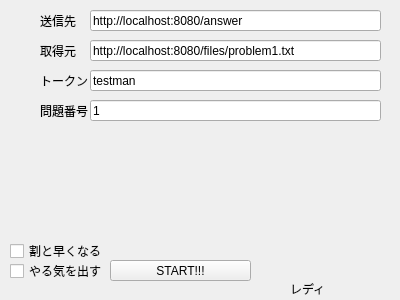
First picture: the form in slave/slave.ui, repository tnct-spc/procon2015, before the edit.
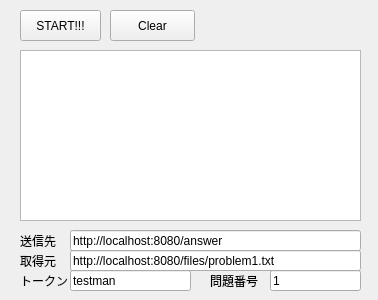
Second picture: the form after the edit.

Commit message: Slaveにネットワークエラーコード表示するようにした

What changed in the file:
```diff
--- a/slave/slave.ui
+++ b/slave/slave.ui
@@ -6,7 +6,7 @@
    <rect>
     <x>0</x>
     <y>0</y>
-    <width>400</width>
+    <width>378</width>
     <height>300</height>
    </rect>
   </property>
@@ -16,47 +16,21 @@
   <widget class="QPushButton" name="run_button">
    <property name="geometry">
     <rect>
-     <x>110</x>
-     <y>260</y>
-     <width>141</width>
-     <height>21</height>
+     <x>20</x>
+     <y>10</y>
+     <width>81</width>
+     <height>31</height>
     </rect>
    </property>
    <property name="text">
     <string>START!!!</string>
    </property>
   </widget>
-  <widget class="QCheckBox" name="checkBox">
-   <property name="geometry">
-    <rect>
-     <x>10</x>
-     <y>260</y>
-     <width>101</width>
-     <height>22</height>
-    </rect>
-   </property>
-   <property name="text">
-    <string>やる気を出す</string>
-   </property>
-  </widget>
-  <widget class="QCheckBox" name="checkBox_2">
-   <property name="geometry">
-    <rect>
-     <x>10</x>
-     <y>240</y>
-     <width>101</width>
-     <height>22</height>
-    </rect>
-   </property>
-   <property name="text">
-    <string>割と早くなる</string>
-   </property>
-  </widget>
   <widget class="QLineEdit" name="post_line_edit">
    <property name="geometry">
     <rect>
-     <x>90</x>
-     <y>10</y>
+     <x>70</x>
+     <y>230</y>
      <width>291</width>
      <height>21</height>
     </rect>
@@ -68,8 +42,8 @@
   <widget class="QLineEdit" name="get_line_edit">
    <property name="geometry">
     <rect>
-     <x>90</x>
-     <y>40</y>
+     <x>70</x>
+     <y>250</y>
      <width>291</width>
      <height>21</height>
     </rect>
@@ -81,8 +55,8 @@
   <widget class="QLabel" name="label">
    <property name="geometry">
     <rect>
-     <x>40</x>
-     <y>40</y>
+     <x>20</x>
+     <y>250</y>
      <width>51</width>
      <height>21</height>
     </rect>
@@ -94,8 +68,8 @@
   <widget class="QLabel" name="label_2">
    <property name="geometry">
     <rect>
-     <x>40</x>
-     <y>10</y>
+     <x>20</x>
+     <y>230</y>
      <width>51</width>
      <height>21</height>
     </rect>
@@ -107,9 +81,9 @@
   <widget class="QLineEdit" name="token_line_edit">
    <property name="geometry">
     <rect>
-     <x>90</x>
-     <y>70</y>
-     <width>291</width>
+     <x>70</x>
+     <y>270</y>
+     <width>121</width>
      <height>21</height>
     </rect>
    </property>
@@ -120,8 +94,8 @@
   <widget class="QLabel" name="label_5">
    <property name="geometry">
     <rect>
-     <x>40</x>
-     <y>70</y>
+     <x>20</x>
+     <y>270</y>
      <width>51</width>
      <height>21</height>
     </rect>
@@ -133,9 +107,9 @@
   <widget class="QLineEdit" name="prob_num_line_edit">
    <property name="geometry">
     <rect>
-     <x>90</x>
-     <y>100</y>
-     <width>291</width>
+     <x>270</x>
+     <y>270</y>
+     <width>91</width>
      <height>21</height>
     </rect>
    </property>
@@ -146,8 +120,8 @@
   <widget class="QLabel" name="label_6">
    <property name="geometry">
     <rect>
-     <x>40</x>
-     <y>100</y>
+     <x>210</x>
+     <y>270</y>
      <width>51</width>
      <height>21</height>
     </rect>
@@ -156,17 +130,27 @@
     <string>問題番号</string>
    </property>
   </widget>
-  <widget class="QLabel" name="net_label">
+  <widget class="QTextBrowser" name="textBrowser">
    <property name="geometry">
     <rect>
-     <x>290</x>
-     <y>280</y>
-     <width>111</width>
-     <height>17</height>
+     <x>20</x>
+     <y>50</y>
+     <width>341</width>
+     <height>171</height>
+    </rect>
+   </property>
+  </widget>
+  <widget class="QPushButton" name="Clear_button">
+   <property name="geometry">
+    <rect>
+     <x>110</x>
+     <y>10</y>
+     <width>85</width>
+     <height>31</height>
     </rect>
    </property>
    <property name="text">
-    <string>レディ</string>
+    <string>Clear</string>
    </property>
   </widget>
  </widget>
```
Left out of the diff: 7 changed lines with no effect on the pictures. The commit also changes 4 other files.
